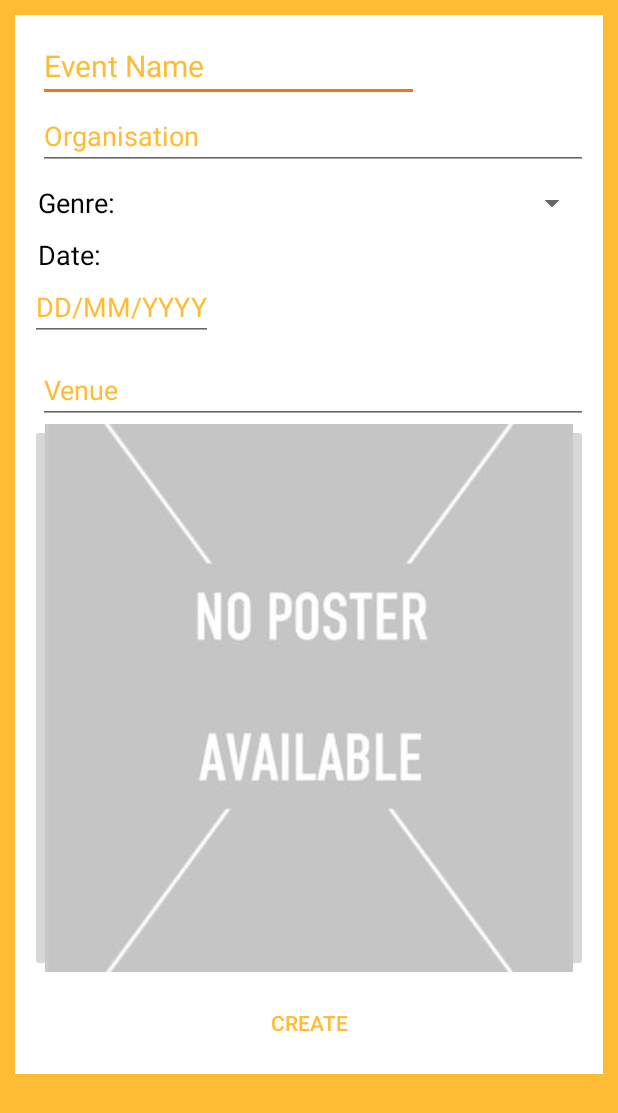
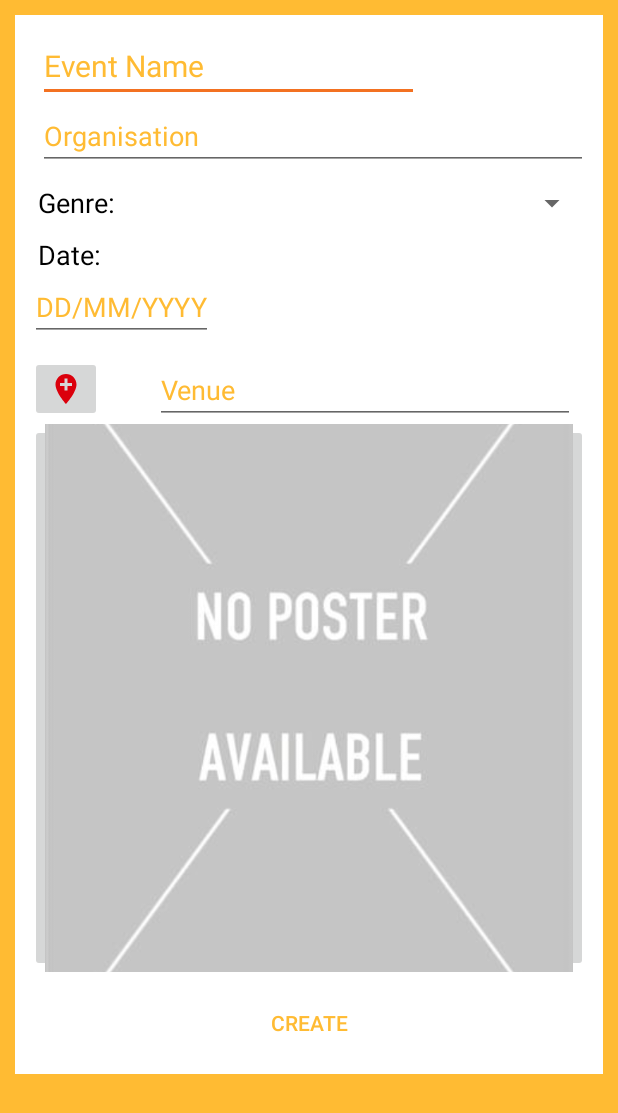
Before and after one commit to Chandravadhana24/E-Events-AAP-Project, an Android app: the layout activity_create__event.xml on its own in the app's theme, with its tools: preview values and no code run, on a phone screen of 412 x 824 dp. Shown: the top 1113 px of the screen. Run offline under Robolectric (Android 15) with nearby library versions, the phone set to English and light mode, and no system bars; Roboto replaces fonts that are not available here.

Commit message:
added googlemaps api- venue feature

```diff
--- a/E-Events-master/app/build.gradle
+++ b/E-Events-master/app/build.gradle
@@ -30,6 +30,7 @@ dependencies {
 
     implementation 'androidx.constraintlayout:constraintlayout:1.1.3'
     implementation 'androidx.legacy:legacy-support-v4:1.0.0'
+    implementation 'com.google.android.gms:play-services-maps:17.0.0'
     testImplementation 'junit:junit:4.12'
     androidTestImplementation 'androidx.test.ext:junit:1.1.1'
     androidTestImplementation 'androidx.test.espresso:espresso-core:3.2.0'
--- /dev/null
+++ b/E-Events-master/app/src/main/res/drawable/ic_baseline_add_location_24.xml
@@ -0,0 +1,5 @@
+<vector android:height="24dp" android:tint="#DB000C"
+    android:viewportHeight="24" android:viewportWidth="24"
+    android:width="24dp" xmlns:android="http://schemas.android.com/apk/res/android">
+    <path android:fillColor="@android:color/white" android:pathData="M12,2C8.14,2 5,5.14 5,9c0,5.25 7,13 7,13s7,-7.75 7,-13c0,-3.86 -3.14,-7 -7,-7zM16,10h-3v3h-2v-3L8,10L8,8h3L11,5h2v3h3v2z"/>
+</vector>
--- a/E-Events-master/app/src/main/res/layout/activity_create__event.xml
+++ b/E-Events-master/app/src/main/res/layout/activity_create__event.xml
@@ -83,14 +83,27 @@
                 android:focusable="false"
                 android:textColorHint="@android:color/holo_orange_light" />
 
+            <LinearLayout
+                android:layout_width="match_parent"
+                android:layout_height="match_parent"
+                android:orientation="horizontal">
+            <ImageButton
+                android:layout_width="wrap_content"
+                android:layout_height="wrap_content"
+                android:src="@drawable/ic_baseline_add_location_24"
+                android:id="@+id/venue_imagebutton"></ImageButton>
+
+
+
             <EditText
                 android:id="@+id/venue_editText"
-                android:layout_width="match_parent"
+                android:layout_width="280dp"
                 android:layout_height="wrap_content"
-                android:layout_marginLeft="5dp"
+                android:layout_marginLeft="35dp"
                 android:hint="Venue"
                 android:inputType="text"
                 android:textColorHint="@android:color/holo_orange_light" />
+            </LinearLayout>
 
             <ImageButton
                 android:id="@+id/poster_image"
--- a/E-Events-master/app/src/main/res/values/strings.xml
+++ b/E-Events-master/app/src/main/res/values/strings.xml
@@ -38,4 +38,5 @@
     <string name="menu_gallery">Gallery</string>
     <string name="menu_slideshow">Slideshow</string>
     <string name="chooser_title">Share this link with</string>
+    <string name="title_activity_maps">Map</string>
 </resources>
```
Also changed, not shown: E-Events-master/app/src/debug/res/values/google_maps_api.xml (added, +24 -0 lines), E-Events-master/app/src/main/AndroidManifest.xml (+23 -1 lines), E-Events-master/app/src/main/java/com/example/login_at1/Create_Event.java (+47 -24 lines), E-Events-master/app/src/main/java/com/example/login_at1/MapsActivity.java (added, +44 -0 lines), E-Events-master/app/src/main/res/layout/activity_maps.xml (added, +9 -0 lines), 1 other file.
